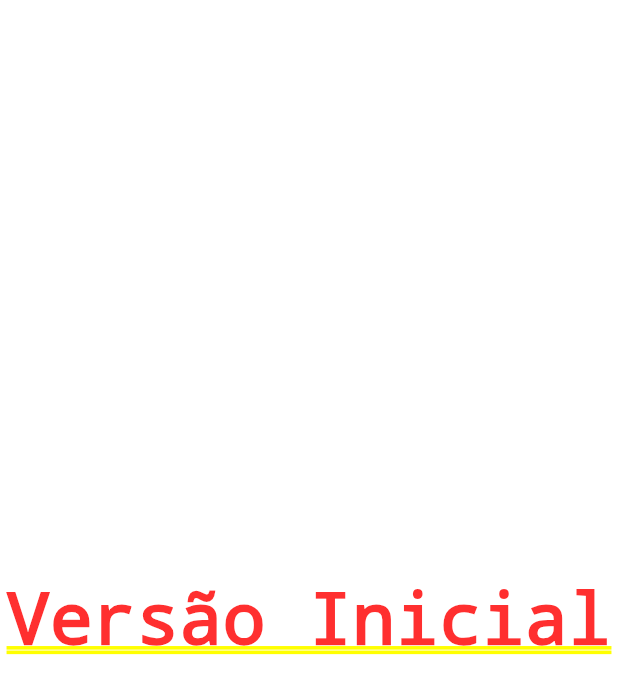
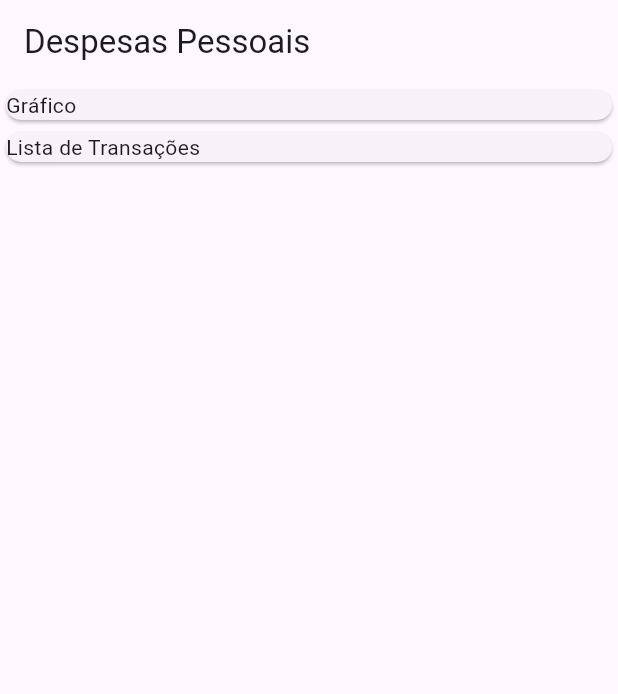
Before and after one commit to BrunoLFSantos/expenses, a Flutter app: the screen it shows after launch, on a phone screen of 412 x 824 dp. Shown: the top 694 px of the screen. Run offline on Flutter 3.47's test engine with Material 3 defaults, Android fonts, the phone set to English and light mode, and no system bars.

Commit message:
Criação dos cards para o gráfico e a lista de transações

```diff
--- a/lib/main.dart
+++ b/lib/main.dart
@@ -20,8 +20,26 @@ class MyHomePage extends StatelessWidget {
 
   @override
   Widget build(BuildContext context) {
-    return Center(
-      child: Text('Versão Inicial'),
+    return Scaffold(
+      appBar: AppBar(
+        title: Text('Despesas Pessoais'),
+      ),
+      body: Column(
+        children: [
+          Container(
+            width: double.infinity,
+            child: Card(
+              child: Text('Gráfico'),
+            ),
+          ),
+          Container(
+            width: double.infinity,
+            child: Card(
+              child: Text('Lista de Transações'),
+            ),
+          )
+        ],
+      ),
     );
   }
 }
```
